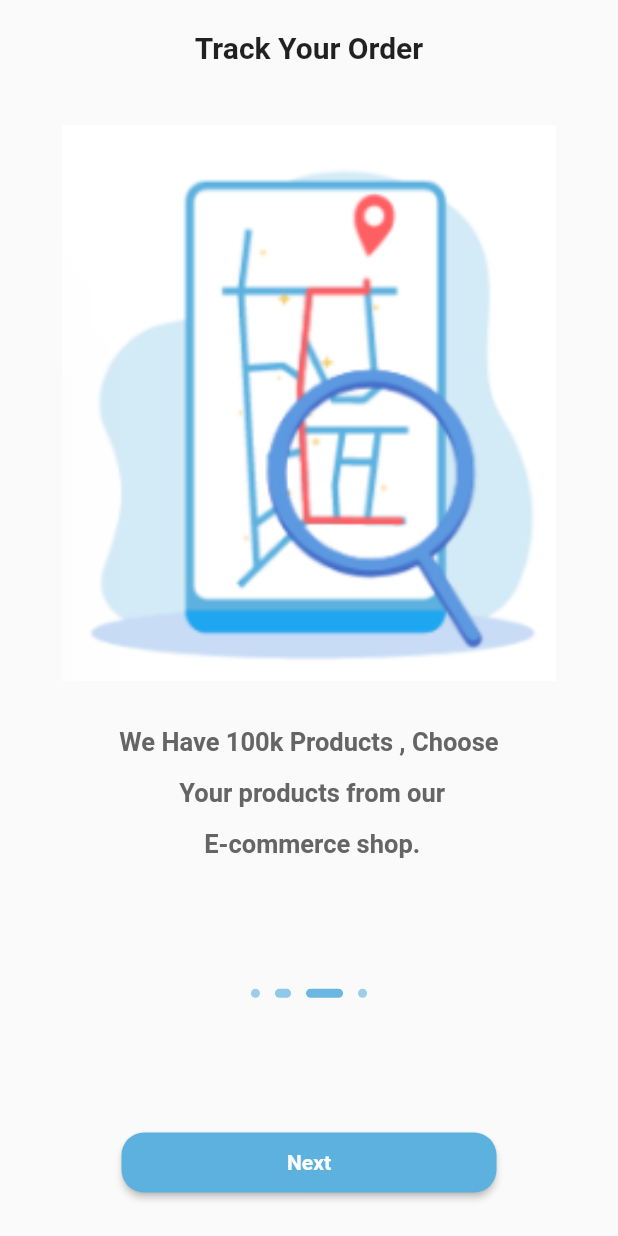
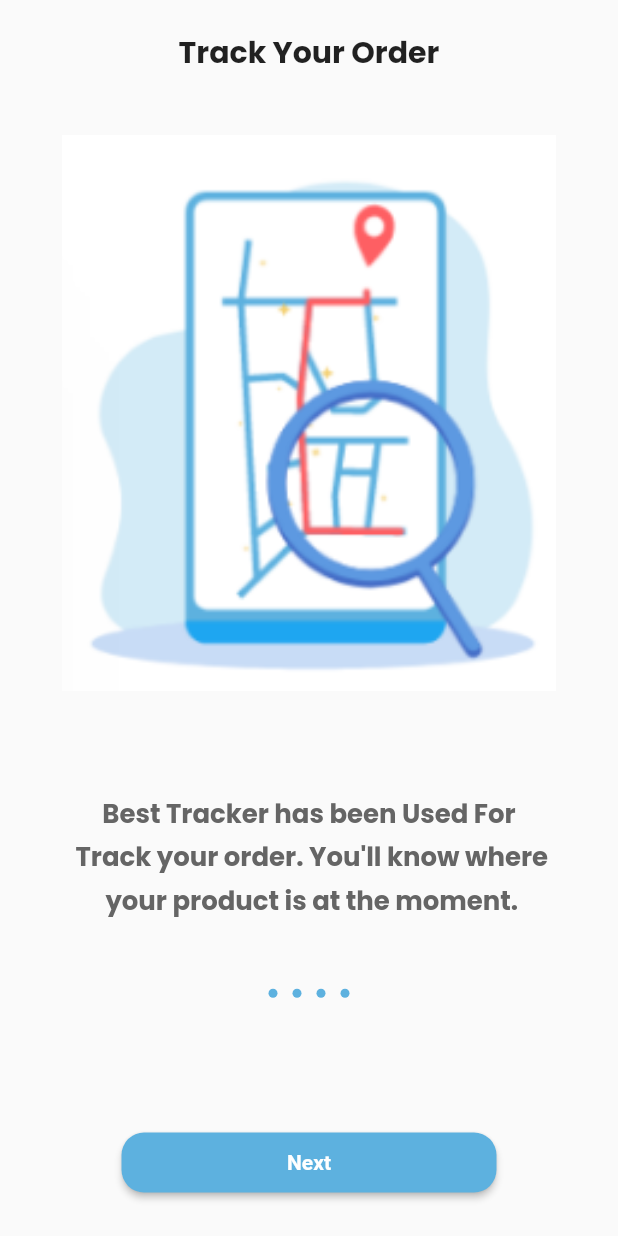
Before and after one commit to Fahad-salman/ecommerce-app-store1, a Flutter app: the screen it shows after launch, swiped to page 3, on a phone screen of 412 x 824 dp. Run offline on Flutter 3.47's test engine with Material 2 defaults, Android fonts, the phone set to English and light mode, and no system bars; our stand-ins replace get, google_fonts.

Commit message:
add google fonts package and fix bugs !

```diff
--- /dev/null
+++ b/lib/core/funcations/utils.dart
@@ -0,0 +1,23 @@
+import 'package:flutter/material.dart';
+import 'package:get/get.dart';
+import 'package:google_fonts/google_fonts.dart';
+
+TextStyle fahadstyle(
+    {double? letterSpacing,
+    double? fontSize,
+    FontWeight? fontWeight,
+    Color? color,
+    bool? isUnderline,
+    List<Shadow>? shadows,
+    bool? isLineThrough}) {
+  return GoogleFonts.poppins(
+    height: 1.7,
+      letterSpacing: letterSpacing,
+      shadows: shadows,
+      fontSize: (Get.width + Get.height) * (((fontSize ?? 1.0)) / 100),
+      fontWeight: fontWeight,
+      color: color,
+      decoration: (isUnderline ?? false)
+          ? TextDecoration.underline
+          : ((isLineThrough ?? false) ? TextDecoration.lineThrough : null));
+}
--- a/lib/data/datasource/static/static.dart
+++ b/lib/data/datasource/static/static.dart
@@ -11,17 +11,17 @@ List<OnBoardingModel> onBoardingList=[
    ),
     OnBoardingModel(
     title: "Easy & Safe Payment",
-    body: "We Have 100k Products , Choose \n Your products from our \n E-commerce shop. ",
+    body: "Easy Checkout & Safe Payment \n metods. Trusted by our Customers \n from all over the world. ",
     image: AppImageAsset.OnBoardingimageTow,
    ),
    OnBoardingModel(
     title: "Track Your Order",
-    body: "We Have 100k Products , Choose \n Your products from our \n E-commerce shop. ",
+    body: "Best Tracker has been Used For \n Track your order. You'll know where \n your product is at the moment.",
     image: AppImageAsset.OnBoardingimageThree,
    ),
     OnBoardingModel(
     title: "Fast Delivery",
-    body: "We Have 100k Products , Choose \n Your products from our \n E-commerce shop. ",
+    body: "Reliable And Fast Delivery. We \n Deliver your product the fastest \n way possible. ",
     image: AppImageAsset.OnBoardingimageFour,
    )
 
--- a/lib/view/screen/onboarding.dart
+++ b/lib/view/screen/onboarding.dart
@@ -9,8 +9,8 @@ import 'package:get/get.dart';
 
 class OnBoarding extends StatelessWidget {
    OnBoarding({Key? key}) : super(key: key);
- static RxInt currentStep = RxInt(0);
- static late PageController pageController = PageController(initialPage: 0,);
+//  static RxInt currentStep = RxInt(0);
+//  static late PageController pageController = PageController(initialPage: 0,);
 
 
   @override
--- a/lib/view/widget/onboarding/custombutton.dart
+++ b/lib/view/widget/onboarding/custombutton.dart
@@ -14,13 +14,14 @@ class CustomButtonOnBording extends StatelessWidget {
                       shape: RoundedRectangleBorder(borderRadius: BorderRadius.circular(15)),
                       color: AppColor.PrimaryColor,
                       height: 40,
-                      // padding: EdgeInsets.symmetric(vertical: 100 , horizontal: 4),
+                      padding: EdgeInsets.symmetric(vertical: 4 , horizontal: 100),
                       minWidth: 250,
                       onPressed: () {
-                        if(OnBoarding.currentStep.value < onBoardingList.length - 1){
-                        OnBoarding.currentStep.value++;
-                        OnBoarding.pageController.animateToPage( OnBoarding.currentStep.value, duration: const Duration(milliseconds: 900), curve: Curves.linear);
-                        }
+                        // if(OnBoarding.currentStep.value < onBoardingList.length - 1){
+                        // OnBoarding.currentStep.value++;
+                        // OnBoarding.pageController.animateToPage( OnBoarding.currentStep.value, duration: const Duration(milliseconds: 900), curve: Curves.linear);
+                        // }
+
                       },
                       child: const Text(
                         "Next",
--- a/lib/view/widget/onboarding/customslider.dart
+++ b/lib/view/widget/onboarding/customslider.dart
@@ -1,8 +1,10 @@
 import 'package:flutter/material.dart';
 import 'package:flutter_application_2/core/constant/color.dart';
+import 'package:flutter_application_2/core/funcations/utils.dart';
 import 'package:flutter_application_2/data/datasource/static/static.dart';
 import 'package:flutter_application_2/view/screen/onboarding.dart';
-import'package:get/get.dart';
+import 'package:get/get.dart';
+import 'package:google_fonts/google_fonts.dart';
 
 class CustomSliderOnboarding extends StatelessWidget {
   const CustomSliderOnboarding({Key? key}) : super(key: key);
@@ -10,10 +12,11 @@ class CustomSliderOnboarding extends StatelessWidget {
   @override
   Widget build(BuildContext context) {
     return PageView.builder(
-      controller: OnBoarding.pageController,
+
+        // controller: OnBoarding.pageController,
         itemCount: onBoardingList.length,
-                onPageChanged: (index){
-                  OnBoarding.currentStep.value = index;
+        onPageChanged: (index) {
+          // OnBoarding.currentStep.value = index;
         },
         itemBuilder: ((context, i) => Column(
               children: [
@@ -22,7 +25,7 @@ class CustomSliderOnboarding extends StatelessWidget {
                 ),
                 Text(
                   onBoardingList[i].title!,
-                          style: const TextStyle(
+                  style: GoogleFonts.poppins(
                       fontWeight: FontWeight.bold, fontSize: 20),
                 ),
                 const SizedBox(
@@ -37,19 +40,21 @@ class CustomSliderOnboarding extends StatelessWidget {
                 const SizedBox(
                   height: 20,
                 ),
-                        Container(
+                Expanded(
+                  child: Container(
                       width: double.infinity,
                       alignment: Alignment.center,
                       child: Text(
                         onBoardingList[i].body!,
                         textAlign: TextAlign.center,
-                              style: const TextStyle(
-                                height: 2,
+                        style: fahadstyle(
+                          // height: 2,
                           color: AppColor.grey,
                           fontWeight: FontWeight.bold,
-                                fontSize: 17,
+                          fontSize: 1.4,
                         ),
                       )),
+                ),
               ],
             )));
   }
--- a/lib/view/widget/onboarding/dotcontroller.dart
+++ b/lib/view/widget/onboarding/dotcontroller.dart
@@ -9,27 +9,31 @@ class CustomDotOnBording extends GetView {
 
   @override
   Widget build(BuildContext context) {
-    return Obx(
-       () {
-        return Row(
+
+        return SingleChildScrollView(
+          scrollDirection: Axis.horizontal,
+          child: Row(
                           mainAxisAlignment: MainAxisAlignment.center,
                           children: [
                             ...List.generate(
+                                // 1000,
                                 onBoardingList.length,
                                 (index) => AnimatedContainer(
                                       margin:
                                       const EdgeInsets.symmetric(horizontal: 5),
                                       duration: const Duration(milliseconds: 900),
-                                    width:OnBoarding.currentStep.value == index? 30 : 6,
+                                      // width:OnBoarding.currentStep.value == index? 30 : 6,
+                                      width: 6,
                                       height: 6,
                                       decoration: BoxDecoration(
-                                      color:OnBoarding.currentStep.value == index? AppColor.PrimaryColor : AppColor.PrimaryColor.withOpacity(.6),
+                                        color: AppColor.PrimaryColor,
+                                        // color:OnBoarding.currentStep.value == index? AppColor.PrimaryColor : AppColor.PrimaryColor.withOpacity(.6),
                                         borderRadius: BorderRadius.circular(10),
                                       ),
                                     )),
                           ],
+                        ),
         );
-      }
-    );
+
   }
 }
--- a/pubspec.yaml
+++ b/pubspec.yaml
@@ -41,7 +41,7 @@ dependencies:
   http: ^0.13.4
   # Images
   cached_network_image: ^3.2.0
-  image_picker: ^0.7.2+1
+  image_picker: ^0.8.5+3
   # Animate
   show_up_animation: ^2.0.0
   auto_animated: ^3.0.1
@@ -77,6 +77,7 @@ dependencies:
   responsive_builder: ^0.4.2
   image_pickers: ^2.0.0+2
   salomon_bottom_bar: ^3.3.1
+  google_fonts: ^3.0.1
 
 dev_dependencies:
   flutter_test:
```
Also changed, not shown: pubspec.lock. Lines whose indentation alone changed are shown as unchanged.
